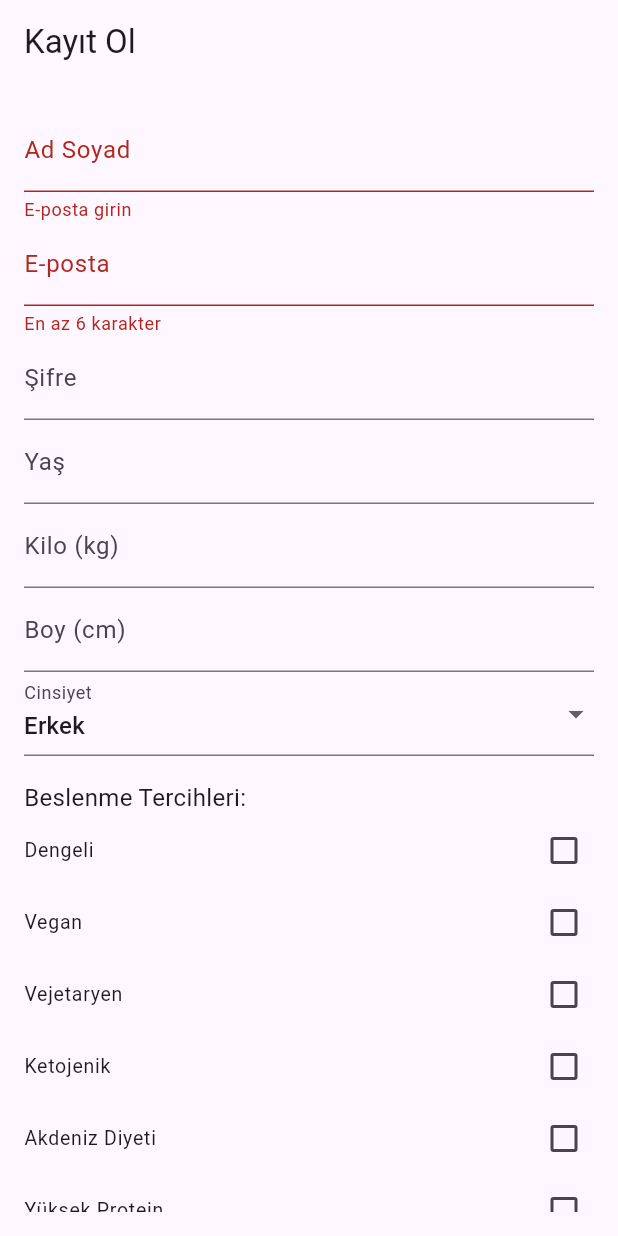
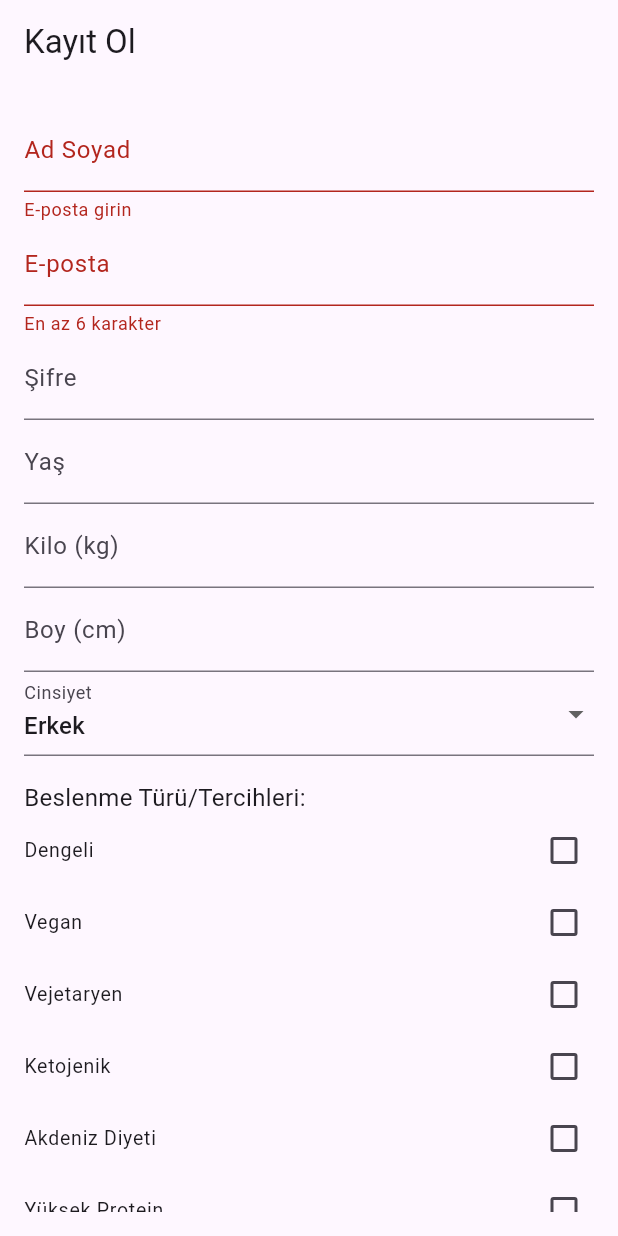
Before and after one commit to batuhanlog/SmartMeal, a Flutter app: the screen it shows after launch, after a tap on "Giriş Yap", after a tap on "Hesabın yok mu? Kayıt Ol", on a phone screen of 412 x 824 dp. Run offline on Flutter 3.47's test engine with Material 3 defaults, Android fonts, the light colour scheme and no system bars; our stand-ins replace cloud_firestore, firebase_auth, firebase_core, google_generative_ai, google_sign_in, image_picker; accounts and stored records are empty.

```diff
--- a/lib/auth_page.dart
+++ b/lib/auth_page.dart
@@ -211,7 +211,7 @@ class _AuthPageState extends State<AuthPage> {
                   crossAxisAlignment: CrossAxisAlignment.start,
                   children: [
                     const SizedBox(height: 16),
-                    const Text('Beslenme Tercihleri:', style: TextStyle(fontSize: 16)),
+                    const Text('Beslenme Türü/Tercihleri:', style: TextStyle(fontSize: 16)),
                     ...dietTypes.map((type) {
                       return CheckboxListTile(
                         title: Text(type),
@@ -260,13 +260,13 @@ class _AuthPageState extends State<AuthPage> {
                   ],
                 ),
 
-              // Alerji seçimi
+              // Alerjiler bölümü (Aynen kalıyor)
               if (!isLogin)
                 Column(
                   crossAxisAlignment: CrossAxisAlignment.start,
                   children: [
                     const SizedBox(height: 16),
-                    const Text('Alerjileriniz (Varsa seçin):', style: TextStyle(fontSize: 16)),
+                    const Text('Alerjileriniz (varsa seçin):', style: TextStyle(fontSize: 16)),
                     ...tumAlerjenler.map((String tekBirAlerjen) {
                       return CheckboxListTile(
                         title: Text(tekBirAlerjen),
--- a/lib/auth_page_temp.dart
+++ b/lib/auth_page_temp.dart
@@ -3,7 +3,7 @@ import 'package:flutter/material.dart';
 // import 'package:cloud_firestore/cloud_firestore.dart';
 
 class AuthPage extends StatefulWidget {
-  const AuthPage({Key? key}) : super(key: key);
+  const AuthPage({super.key});
 
   @override
   State<AuthPage> createState() => _AuthPageState();
--- a/lib/config/gemini_config.dart
+++ b/lib/config/gemini_config.dart
@@ -1,6 +1,4 @@
 import 'package:google_generative_ai/google_generative_ai.dart';
-import 'dart:typed_data';
-import 'dart:convert';
 
 class GeminiService {
   // TODO: Bu API anahtarını güvenli bir şekilde saklayın (environment variables)
--- a/lib/profile_page.dart
+++ b/lib/profile_page.dart
@@ -203,7 +203,7 @@ class _ProfilePageState extends State<ProfilePage> {
                       ),
                       const SizedBox(height: 8),
                       Text(
-                        '${bmi.toStringAsFixed(1)}',
+                        bmi.toStringAsFixed(1),
                         style: TextStyle(
                           fontSize: 32,
                           fontWeight: FontWeight.bold,
```
Also changed, not shown: lib/home_page.dart (+9 -4 lines), pubspec.lock.
